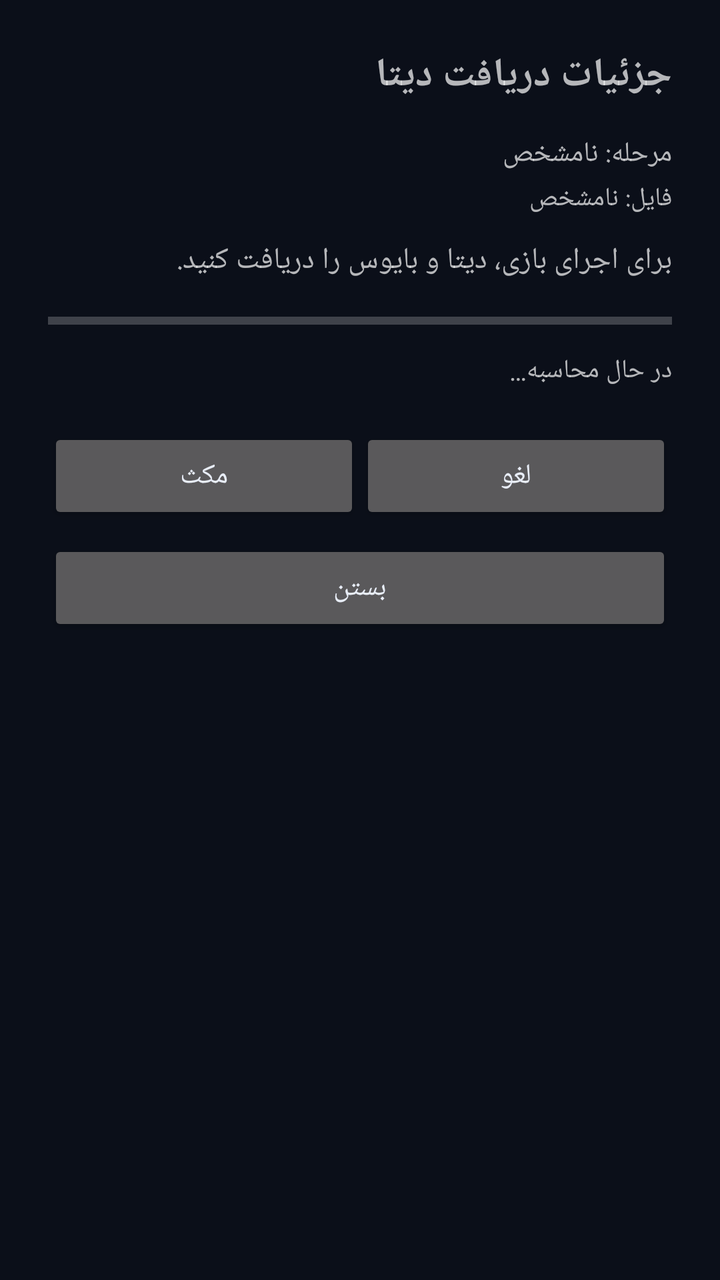
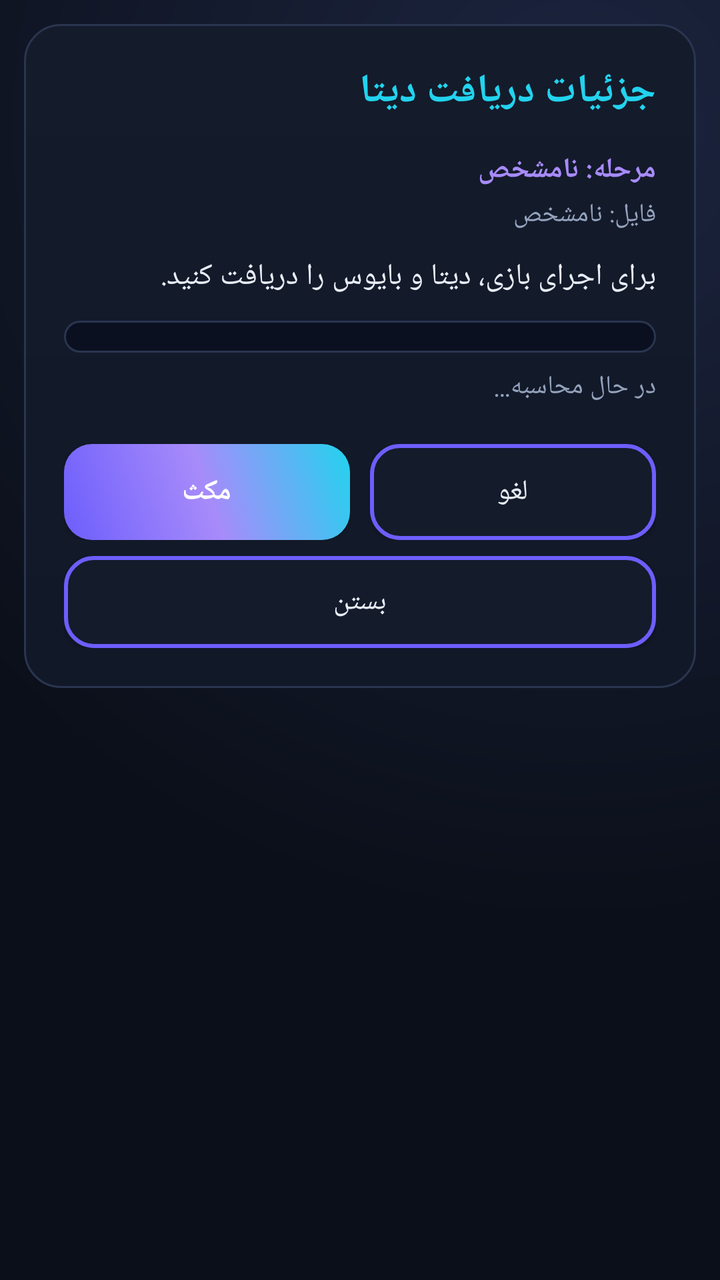

The first picture is an Android layout as it rendered before a commit; the second is the same layout after the commit. The layout source and the unified diff follow.
<!-- AndroidManifest.xml: application theme AppTheme -->
<!-- res/layout/dialog_download_details.xml -->
<?xml version="1.0" encoding="utf-8"?>
<ScrollView xmlns:android="http://schemas.android.com/apk/res/android"
    android:layout_width="match_parent"
    android:layout_height="wrap_content">

    <LinearLayout
        android:layout_width="match_parent"
        android:layout_height="wrap_content"
        android:orientation="vertical"
        android:padding="24dp">

        <TextView
            android:layout_width="match_parent"
            android:layout_height="wrap_content"
            android:text="@string/ps1_download_dialog_title"
            android:textSize="20sp"
            android:textStyle="bold" />

        <TextView
            android:id="@+id/ps1_dlg_phase"
            android:layout_width="match_parent"
            android:layout_height="wrap_content"
            android:layout_marginTop="16dp"
            android:text="@string/ps1_dlg_phase_unknown"
            android:textSize="14sp" />

        <TextView
            android:id="@+id/ps1_dlg_file"
            android:layout_width="match_parent"
            android:layout_height="wrap_content"
            android:layout_marginTop="4dp"
            android:text="@string/ps1_dlg_file_unknown"
            android:textSize="13sp" />

        <TextView
            android:id="@+id/ps1_dlg_status"
            android:layout_width="match_parent"
            android:layout_height="wrap_content"
            android:layout_marginTop="12dp"
            android:text="@string/ps1_status_need_data"
            android:textSize="15sp" />

        <ProgressBar
            android:id="@+id/ps1_dlg_progress"
            style="?android:attr/progressBarStyleHorizontal"
            android:layout_width="match_parent"
            android:layout_height="wrap_content"
            android:layout_marginTop="12dp"
            android:max="100" />

        <TextView
            android:id="@+id/ps1_dlg_detail"
            android:layout_width="match_parent"
            android:layout_height="wrap_content"
            android:layout_marginTop="8dp"
            android:text="@string/ps1_detail_unknown"
            android:textSize="13sp" />

        <LinearLayout
            android:layout_width="match_parent"
            android:layout_height="wrap_content"
            android:layout_marginTop="20dp"
            android:orientation="horizontal">

            <Button
                android:id="@+id/ps1_dlg_pause"
                android:layout_width="0dp"
                android:layout_height="wrap_content"
                android:layout_weight="1"
                android:text="@string/ps1_pause" />

            <Button
                android:id="@+id/ps1_dlg_cancel"
                android:layout_width="0dp"
                android:layout_height="wrap_content"
                android:layout_weight="1"
                android:text="@string/ps1_cancel" />
        </LinearLayout>

        <Button
            android:id="@+id/ps1_dlg_play"
            android:layout_width="match_parent"
            android:layout_height="wrap_content"
            android:layout_marginTop="8dp"
            android:text="@string/ps1_play"
            android:visibility="gone" />

        <Button
            android:id="@+id/ps1_dlg_close"
            android:layout_width="match_parent"
            android:layout_height="wrap_content"
            android:layout_marginTop="8dp"
            android:text="@string/ps1_dlg_close" />

    </LinearLayout>
</ScrollView>
<!-- resources referenced by this layout -->
<resources>
  <!-- unchanged entries left out for length: 10 -->
</resources>

<!-- the commit's change to res/layout/dialog_download_details.xml (unified diff, before → after) -->
@@ -1,18 +1,22 @@
 <?xml version="1.0" encoding="utf-8"?>
 <ScrollView xmlns:android="http://schemas.android.com/apk/res/android"
     android:layout_width="match_parent"
-    android:layout_height="wrap_content">
+    android:layout_height="wrap_content"
+    android:background="@drawable/ps1_bg">
 
     <LinearLayout
         android:layout_width="match_parent"
         android:layout_height="wrap_content"
+        android:layout_margin="12dp"
+        android:background="@drawable/ps1_card"
         android:orientation="vertical"
-        android:padding="24dp">
+        android:padding="20dp">
 
         <TextView
             android:layout_width="match_parent"
             android:layout_height="wrap_content"
             android:text="@string/ps1_download_dialog_title"
+            android:textColor="#22d3ee"
             android:textSize="20sp"
             android:textStyle="bold" />
 
@@ -22,7 +26,9 @@
             android:layout_height="wrap_content"
             android:layout_marginTop="16dp"
             android:text="@string/ps1_dlg_phase_unknown"
-            android:textSize="14sp" />
+            android:textColor="#a78bfa"
+            android:textSize="14sp"
+            android:textStyle="bold" />
 
         <TextView
             android:id="@+id/ps1_dlg_file"
@@ -30,6 +36,7 @@
             android:layout_height="wrap_content"
             android:layout_marginTop="4dp"
             android:text="@string/ps1_dlg_file_unknown"
+            android:textColor="#94a3bd"
             android:textSize="13sp" />
 
         <TextView
@@ -38,6 +45,7 @@
             android:layout_height="wrap_content"
             android:layout_marginTop="12dp"
             android:text="@string/ps1_status_need_data"
+            android:textColor="#e8edf7"
             android:textSize="15sp" />
 
         <ProgressBar
@@ -46,7 +54,8 @@
             android:layout_width="match_parent"
             android:layout_height="wrap_content"
             android:layout_marginTop="12dp"
-            android:max="100" />
+            android:max="100"
+            android:progressDrawable="@drawable/ps1_progress" />
 
         <TextView
             android:id="@+id/ps1_dlg_detail"
@@ -54,6 +63,7 @@
             android:layout_height="wrap_content"
             android:layout_marginTop="8dp"
             android:text="@string/ps1_detail_unknown"
+            android:textColor="#94a3bd"
             android:textSize="13sp" />
 
         <LinearLayout
@@ -67,14 +77,24 @@
                 android:layout_width="0dp"
                 android:layout_height="wrap_content"
                 android:layout_weight="1"
-                android:text="@string/ps1_pause" />
+                android:background="@drawable/ps1_btn_download"
+                android:minHeight="48dp"
+                android:text="@string/ps1_pause"
+                android:textAllCaps="false"
+                android:textColor="#ffffff"
+                android:textStyle="bold" />
 
             <Button
                 android:id="@+id/ps1_dlg_cancel"
                 android:layout_width="0dp"
                 android:layout_height="wrap_content"
+                android:layout_marginStart="10dp"
                 android:layout_weight="1"
-                android:text="@string/ps1_cancel" />
+                android:background="@drawable/ps1_btn_settings"
+                android:minHeight="48dp"
+                android:text="@string/ps1_cancel"
+                android:textAllCaps="false"
+                android:textColor="#e8edf7" />
         </LinearLayout>
 
         <Button
@@ -82,7 +102,12 @@
             android:layout_width="match_parent"
             android:layout_height="wrap_content"
             android:layout_marginTop="8dp"
+            android:background="@drawable/ps1_btn_play"
+            android:minHeight="50dp"
             android:text="@string/ps1_play"
+            android:textAllCaps="false"
+            android:textColor="#ffffff"
+            android:textStyle="bold"
             android:visibility="gone" />
 
         <Button
@@ -90,7 +115,11 @@
             android:layout_width="match_parent"
             android:layout_height="wrap_content"
             android:layout_marginTop="8dp"
-            android:text="@string/ps1_dlg_close" />
+            android:background="@drawable/ps1_btn_settings"
+            android:minHeight="46dp"
+            android:text="@string/ps1_dlg_close"
+            android:textAllCaps="false"
+            android:textColor="#e8edf7" />
 
     </LinearLayout>
 </ScrollView>
<!-- resource entries referenced after the edit -->
@@ -1,5 +1,116 @@
 <!-- resources referenced by this layout -->
 <resources>
+  <!-- drawable ps1_bg (drawable) -->
+  <?xml version="1.0" encoding="utf-8"?>
+  <shape xmlns:android="http://schemas.android.com/apk/res/android"
+      android:shape="rectangle">
+      <gradient
+          android:type="radial"
+          android:centerX="0.8"
+          android:centerY="0.1"
+          android:gradientRadius="1200"
+          android:startColor="#1c2540"
+          android:endColor="#0b0f19" />
+  </shape>
+  <!-- drawable ps1_btn_download (drawable) -->
+  <?xml version="1.0" encoding="utf-8"?>
+  <selector xmlns:android="http://schemas.android.com/apk/res/android">
+      <item android:state_pressed="true" android:state_enabled="true">
+          <shape android:shape="rectangle">
+              <gradient android:angle="45" android:startColor="#8b5cf6" android:endColor="#1aa9c4" />
+              <corners android:radius="14dp" />
+          </shape>
+      </item>
+      <item android:state_enabled="false">
+          <shape android:shape="rectangle">
+              <solid android:color="#334155" />
+              <corners android:radius="14dp" />
+          </shape>
+      </item>
+      <item>
+          <shape android:shape="rectangle">
+              <gradient android:angle="45" android:startColor="#6d5efc" android:centerColor="#a78bfa" android:endColor="#22d3ee" />
+              <corners android:radius="14dp" />
+          </shape>
+      </item>
+  </selector>
+  <!-- drawable ps1_btn_play (drawable) -->
+  <?xml version="1.0" encoding="utf-8"?>
+  <selector xmlns:android="http://schemas.android.com/apk/res/android">
+      <item android:state_pressed="true" android:state_enabled="true">
+          <shape android:shape="rectangle">
+              <gradient android:angle="45" android:startColor="#1f9c76" android:endColor="#157f99" />
+              <corners android:radius="14dp" />
+          </shape>
+      </item>
+      <item android:state_enabled="false">
+          <shape android:shape="rectangle">
+              <solid android:color="#334155" />
+              <corners android:radius="14dp" />
+          </shape>
+      </item>
+      <item>
+          <shape android:shape="rectangle">
+              <gradient android:angle="45" android:startColor="#34d399" android:centerColor="#22d3ee" android:endColor="#60a5fa" />
+              <corners android:radius="14dp" />
+          </shape>
+      </item>
+  </selector>
+  <!-- drawable ps1_btn_settings (drawable) -->
+  <?xml version="1.0" encoding="utf-8"?>
+  <selector xmlns:android="http://schemas.android.com/apk/res/android">
+      <item android:state_pressed="true">
+          <shape android:shape="rectangle">
+              <solid android:color="#2a2150" />
+              <stroke android:width="2dp" android:color="#22d3ee" />
+              <corners android:radius="14dp" />
+          </shape>
+      </item>
+      <item>
+          <shape android:shape="rectangle">
+              <solid android:color="#141b2b" />
+              <stroke android:width="2dp" android:color="#6d5efc" />
+              <corners android:radius="14dp" />
+          </shape>
+      </item>
+  </selector>
+  <!-- drawable ps1_card (drawable) -->
+  <?xml version="1.0" encoding="utf-8"?>
+  <shape xmlns:android="http://schemas.android.com/apk/res/android"
+      android:shape="rectangle">
+      <gradient
+          android:angle="270"
+          android:startColor="#141b2b"
+          android:endColor="#111828" />
+      <stroke
+          android:width="1dp"
+          android:color="#2a3550" />
+      <corners android:radius="18dp" />
+      <padding
+          android:left="2dp"
+          android:top="2dp"
+          android:right="2dp"
+          android:bottom="2dp" />
+  </shape>
+  <!-- drawable ps1_progress (drawable) -->
+  <?xml version="1.0" encoding="utf-8"?>
+  <layer-list xmlns:android="http://schemas.android.com/apk/res/android">
+      <item android:id="@android:id/background">
+          <shape android:shape="rectangle">
+              <solid android:color="#0a1020" />
+              <stroke android:width="1dp" android:color="#2a3550" />
+              <corners android:radius="8dp" />
+          </shape>
+      </item>
+      <item android:id="@android:id/progress">
+          <clip android:clipOrientation="horizontal" android:gravity="left">
+              <shape android:shape="rectangle">
+                  <gradient android:angle="0" android:startColor="#6d5efc" android:centerColor="#a78bfa" android:endColor="#22d3ee" />
+                  <corners android:radius="8dp" />
+              </shape>
+          </clip>
+      </item>
+  </layer-list>
   <!-- unchanged entries left out for length: 10 -->
 </resources>
 
